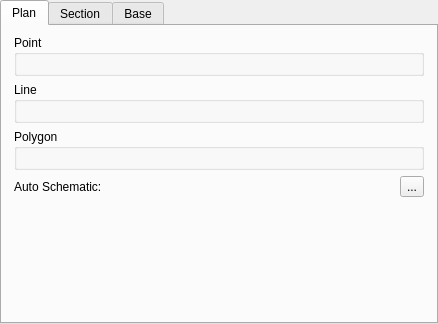
First picture: the form in src/drawing_widget_base.ui, repository lparchaeology/ArkPlan, before the edit.
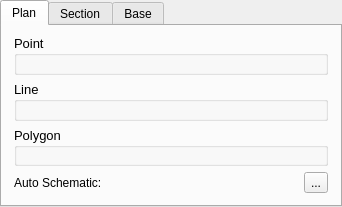
Second picture: the form after the edit. Icons and pictures are not drawn.

```diff
--- a/src/drawing_widget_base.ui
+++ b/src/drawing_widget_base.ui
@@ -6,8 +6,8 @@
    <rect>
     <x>0</x>
     <y>0</y>
-    <width>438</width>
-    <height>324</height>
+    <width>342</width>
+    <height>207</height>
    </rect>
   </property>
   <property name="windowTitle">
@@ -66,6 +66,11 @@
     </item>
     <item row="0" column="0" colspan="2">
      <widget class="QGroupBox" name="planPointGroup">
+      <property name="font">
+       <font>
+        <pointsize>10</pointsize>
+       </font>
+      </property>
       <property name="title">
        <string>Point</string>
       </property>
@@ -77,6 +82,11 @@
     </item>
     <item row="1" column="0" colspan="2">
      <widget class="QGroupBox" name="planLineGroup">
+      <property name="font">
+       <font>
+        <pointsize>10</pointsize>
+       </font>
+      </property>
       <property name="title">
        <string>Line</string>
       </property>
@@ -88,6 +98,11 @@
     </item>
     <item row="2" column="0" colspan="2">
      <widget class="QGroupBox" name="planPolygonGroup">
+      <property name="font">
+       <font>
+        <pointsize>10</pointsize>
+       </font>
+      </property>
       <property name="title">
        <string>Polygon</string>
       </property>
```
Left out of the diff: 30 changed lines with no effect on the pictures.
